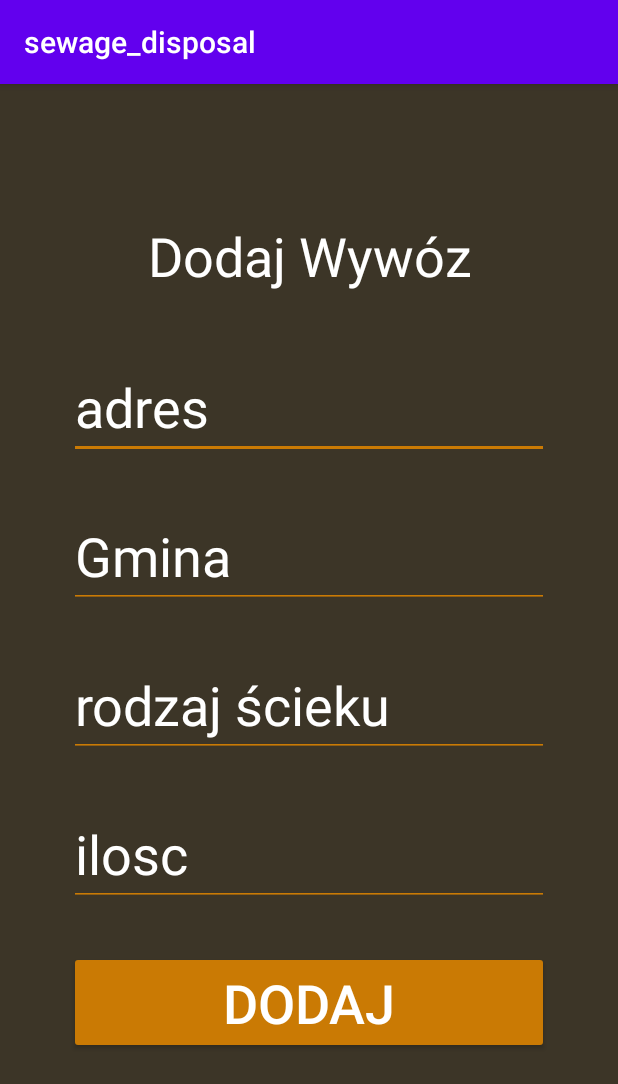
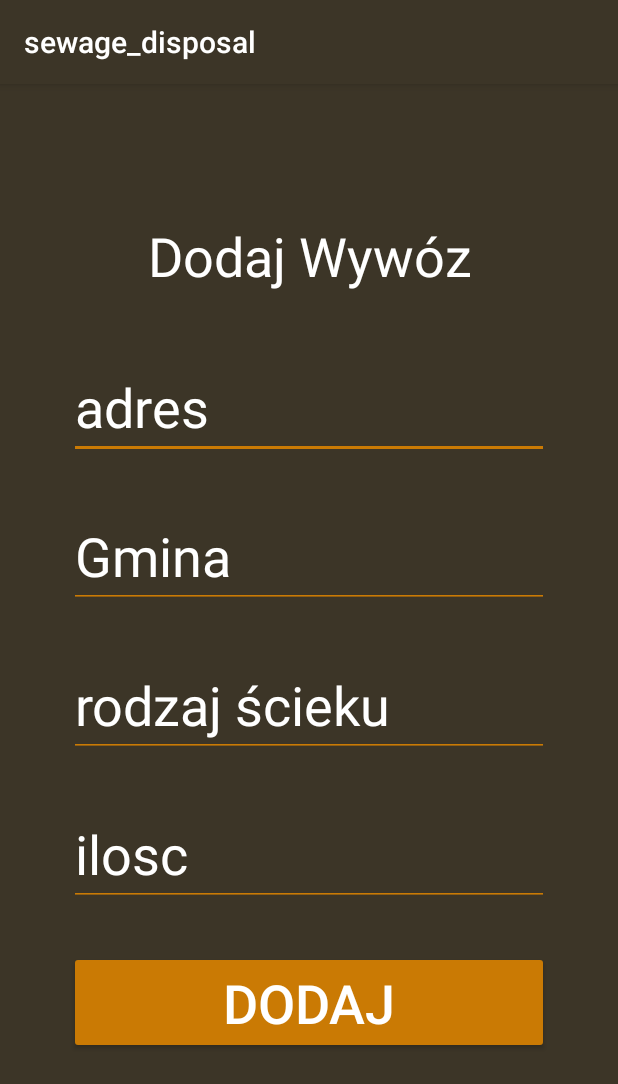
Before and after one commit to KacperTudruj/SciekiV2, an Android app: the SewageDisposal screen opened directly, with no data from a screen before it, on a phone screen of 412 x 824 dp. Shown: the top 1084 px of the screen. Run offline under Robolectric (Android 15) with nearby library versions, the phone set to English and light mode, and no system bars; libraries missing offline, so code that uses them is left out: io.realm; 1 statement that could not run was skipped.

Commit message:
create Theme and inplement

```diff
--- a/app/src/main/res/layout/activity_sewage_disposal.xml
+++ b/app/src/main/res/layout/activity_sewage_disposal.xml
@@ -4,24 +4,21 @@
     android:id="@+id/linearLayout"
     android:layout_width="match_parent"
     android:layout_height="match_parent"
-    android:background="#3C3527"
     android:orientation="vertical"
+    android:theme="@style/SciekiTheme"
     tools:context=".MainActivity">
 
     <TextView
         android:id="@+id/sewage_disposal"
         android:layout_width="wrap_content"
         android:layout_height="wrap_content"
+        android:layout_centerHorizontal="true"
         android:layout_marginTop="90dp"
-        android:layout_centerHorizontal="true"
         android:gravity="center"
         android:orientation="vertical"
-        android:text="@string/sewage_disposal_text"
-        android:textColor="#FFFFFF"
-        android:textSize="36sp"
-        tools:layouconversion_absoluteWidth="100dp" />
+        android:text="@string/sewage_disposal_text" />
 
-<!--    DODAJ POLA DO DODANIA SCIEKU -->
+    <!--    DODAJ POLA DO DODANIA SCIEKU -->
     <RelativeLayout
         android:layout_width="360dp"
         android:layout_height="574dp"
@@ -36,12 +33,9 @@
             android:layout_height="wrap_content"
             android:layout_centerHorizontal="true"
             android:layout_marginTop="30dp"
-            android:backgroundTint="#CA7A04"
             android:text="@string/adress_edit_text"
             android:textColor="#FFFFFF"
-            android:textSize="36sp"
-            tools:layout_conversion_absoluteHeight="48dp"
-            tools:layout_conversion_absoluteWidth="411dp" />
+            android:theme="@style/SciekiTheme.EditText" />
 
         <EditText
             android:id="@+id/community_edit_text"
@@ -50,12 +44,9 @@
             android:layout_below="@+id/adress_edit_text"
             android:layout_centerHorizontal="true"
             android:layout_marginTop="30dp"
-            android:backgroundTint="#CA7A04"
             android:text="@string/community_edit_text"
             android:textColor="#FFFFFF"
-            android:textSize="36sp"
-            tools:layout_conversion_absoluteHeight="48dp"
-            tools:layout_conversion_absoluteWidth="411dp" />
+            android:theme="@style/SciekiTheme.EditText" />
 
         <EditText
             android:id="@+id/type_of_sewage_edit_text"
@@ -64,12 +55,9 @@
             android:layout_below="@+id/community_edit_text"
             android:layout_centerHorizontal="true"
             android:layout_marginTop="30dp"
-            android:backgroundTint="#CA7A04"
             android:text="@string/type_of_sewage_edit_text"
             android:textColor="#FFFFFF"
-            android:textSize="36sp"
-            tools:layout_conversion_absoluteHeight="48dp"
-            tools:layout_conversion_absoluteWidth="411dp" />
+            android:theme="@style/SciekiTheme.EditText" />
 
 
         <EditText
@@ -79,12 +67,9 @@
             android:layout_below="@id/type_of_sewage_edit_text"
             android:layout_centerHorizontal="true"
             android:layout_marginTop="30dp"
-            android:backgroundTint="#CA7A04"
             android:text="@string/quantity_of_sewage_edit_text"
             android:textColor="#FFFFFF"
-            android:textSize="36sp"
-            tools:layout_conversion_absoluteHeight="48dp"
-            tools:layout_conversion_absoluteWidth="411dp" />
+            android:theme="@style/SciekiTheme.EditText" />
 
         <Button
             android:id="@+id/add_sewage_disposal_data_button"
@@ -93,12 +78,8 @@
             android:layout_below="@id/quantity_of_sewage_edit_text"
             android:layout_centerHorizontal="true"
             android:layout_marginTop="30dp"
-            android:backgroundTint="#CA7A04"
             android:text="@string/add_sewage_disposal_data_button"
-            android:textColor="#FFFFFF"
-            android:textSize="36sp"
-            tools:layout_conversion_absoluteHeight="48dp"
-            tools:layout_conversion_absoluteWidth="411dp" />
+            android:theme="@style/SciekiTheme.Button" />
 
     </RelativeLayout>
 
--- a/app/src/main/res/values/colors.xml
+++ b/app/src/main/res/values/colors.xml
@@ -3,4 +3,9 @@
     <color name="colorPrimary">#6200EE</color>
     <color name="colorPrimaryDark">#3700B3</color>
     <color name="colorAccent">#03DAC5</color>
+
+<!--    Scieki Theme-->
+    <color name="background">#3C3527</color>
+    <color name="colorText">#FFFFFF</color>
+    <color name="buttonColor">#CA7A04</color>
 </resources>
--- a/app/src/main/res/values/dimens.xml
+++ b/app/src/main/res/values/dimens.xml
@@ -1,3 +1,4 @@
 <resources>
     <dimen name="fab_margin">16dp</dimen>
+    <dimen name="textSize">36sp</dimen>
 </resources>
--- a/app/src/main/res/values/styles.xml
+++ b/app/src/main/res/values/styles.xml
@@ -6,6 +6,25 @@
         <item name="colorPrimary">@color/colorPrimary</item>
         <item name="colorPrimaryDark">@color/colorPrimaryDark</item>
         <item name="colorAccent">@color/colorAccent</item>
+    </style>
+
+    <style name="SciekiTheme" parent="Theme.AppCompat.Light.DarkActionBar">
+        <!-- Customize your theme here. -->
+        <item name="colorPrimary">@color/colorPrimary</item>
+        <item name="colorPrimaryDark">@color/colorPrimaryDark</item>
+        <item name="colorAccent">@color/colorAccent</item>
+        <item name="android:background">@color/background</item>
+        <item name="android:textColor">@color/colorText</item>
+        <item name="android:textSize">@dimen/textSize</item>
+<!--        <item name="android:backgroundTint">@color/buttonColor</item>-->
+    </style>
+    <style name="SciekiTheme.Button" parent="Widget.AppCompat.Button.Colored">
+        <item name="android:backgroundTint">@color/buttonColor</item>
+    </style>
+
+    <style name="SciekiTheme.EditText" parent="Widget.AppCompat.EditText">
+        <item name="android:textColor">@color/colorText</item>
+        <item name="android:backgroundTint">@color/buttonColor</item>
     </style>
 
     <style name="AppTheme.NoActionBar">
```
Also changed, not shown: app/src/main/AndroidManifest.xml (+4 -4 lines), app/src/main/res/layout/activity_community_panel.xml (+6 -11 lines), app/src/main/res/layout/activity_control_panel.xml (+7 -26 lines), app/src/main/res/layout/activity_main.xml (+3 -15 lines), app/src/main/res/layout/adapter_view_community.xml (+23 -16 lines).
